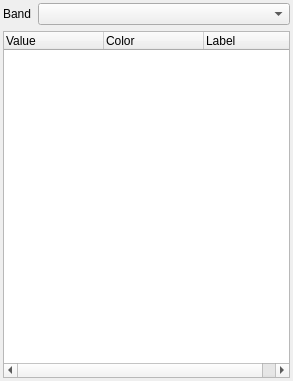
Before: the Qt Designer form src/ui/qgspalettedrendererwidgetbase.ui in qgis/QGIS, drawn with Qt 5.
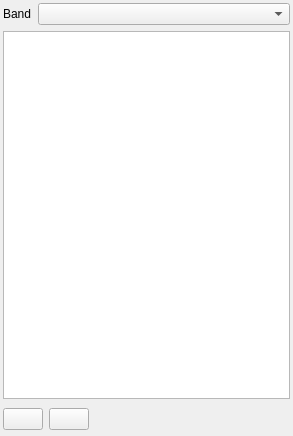
After: the same form once the commit is applied. Icons and pictures are not drawn.

Commit message:
Rework paletted raster renderer widget
- Switch to a real model
- Allow adding new rows and deleting multiple selected rows
- Allow changing colors inline in style dock (no modal color picker)

Patch:
```diff
--- a/src/ui/qgspalettedrendererwidgetbase.ui
+++ b/src/ui/qgspalettedrendererwidgetbase.ui
@@ -7,7 +7,7 @@
     <x>0</x>
     <y>0</y>
     <width>293</width>
-    <height>381</height>
+    <height>436</height>
    </rect>
   </property>
   <property name="windowTitle">
@@ -17,6 +17,54 @@
    <property name="margin">
     <number>3</number>
    </property>
+   <property name="topMargin">
+    <number>3</number>
+   </property>
+   <property name="rightMargin">
+    <number>3</number>
+   </property>
+   <property name="bottomMargin">
+    <number>3</number>
+   </property>
+   <item row="2" column="0">
+    <layout class="QHBoxLayout" name="horizontalLayout_3">
+     <item>
+      <widget class="QPushButton" name="mAddEntryButton">
+       <property name="toolTip">
+        <string>Add values manually</string>
+       </property>
+       <property name="icon">
+        <iconset resource="../../images/images.qrc">
+         <normaloff>:/images/themes/default/symbologyAdd.svg</normaloff>:/images/themes/default/symbologyAdd.svg</iconset>
+       </property>
+      </widget>
+     </item>
+     <item>
+      <widget class="QPushButton" name="mDeleteEntryButton">
+       <property name="toolTip">
+        <string>Remove selected row(s)</string>
+       </property>
+       <property name="icon">
+        <iconset resource="../../images/images.qrc">
+         <normaloff>:/images/themes/default/symbologyRemove.svg</normaloff>:/images/themes/default/symbologyRemove.svg</iconset>
+       </property>
+      </widget>
+     </item>
+     <item>
+      <spacer name="horizontalSpacer">
+       <property name="orientation">
+        <enum>Qt::Horizontal</enum>
+       </property>
+       <property name="sizeHint" stdset="0">
+        <size>
+         <width>48</width>
+         <height>28</height>
+        </size>
+       </property>
+      </spacer>
+     </item>
+    </layout>
+   </item>
    <item row="0" column="0">
     <layout class="QHBoxLayout" name="horizontalLayout">
      <item>
@@ -38,31 +86,13 @@
     </layout>
    </item>
    <item row="1" column="0">
-    <widget class="QTreeWidget" name="mTreeWidget">
+    <widget class="QTreeView" name="mTreeView">
      <property name="minimumSize">
       <size>
        <width>0</width>
        <height>280</height>
       </size>
      </property>
-     <property name="columnCount">
-      <number>3</number>
-     </property>
-     <column>
-      <property name="text">
-       <string>Value</string>
-      </property>
-     </column>
-     <column>
-      <property name="text">
-       <string>Color</string>
-      </property>
-     </column>
-     <column>
-      <property name="text">
-       <string>Label</string>
-      </property>
-     </column>
     </widget>
    </item>
   </layout>
```
Left out of the diff: 8 changed lines with no effect on the pictures. The commit also changes 7 other files.
